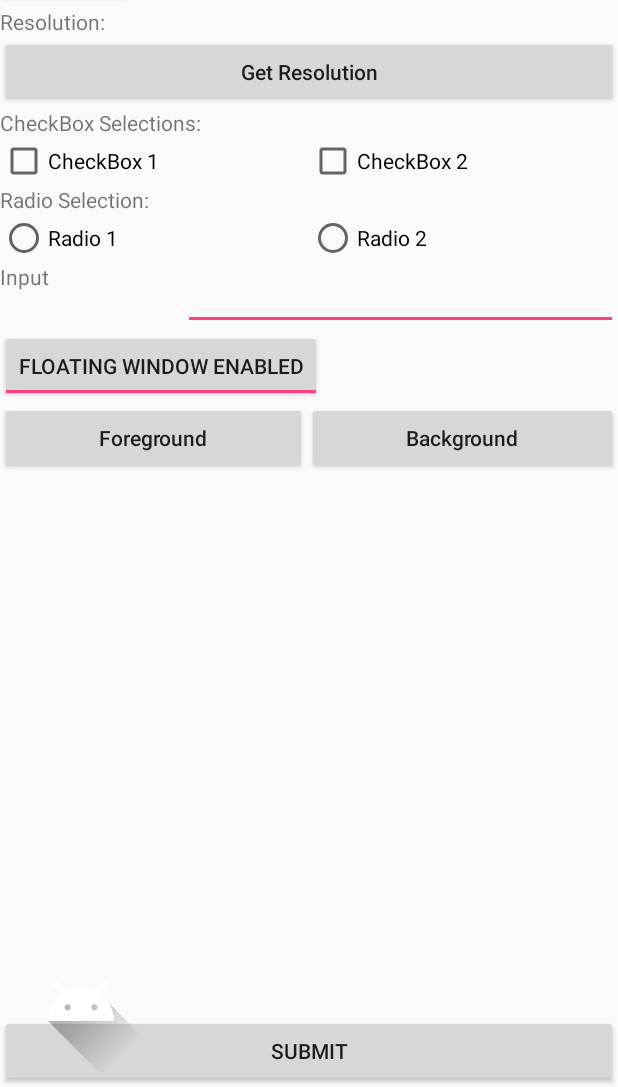
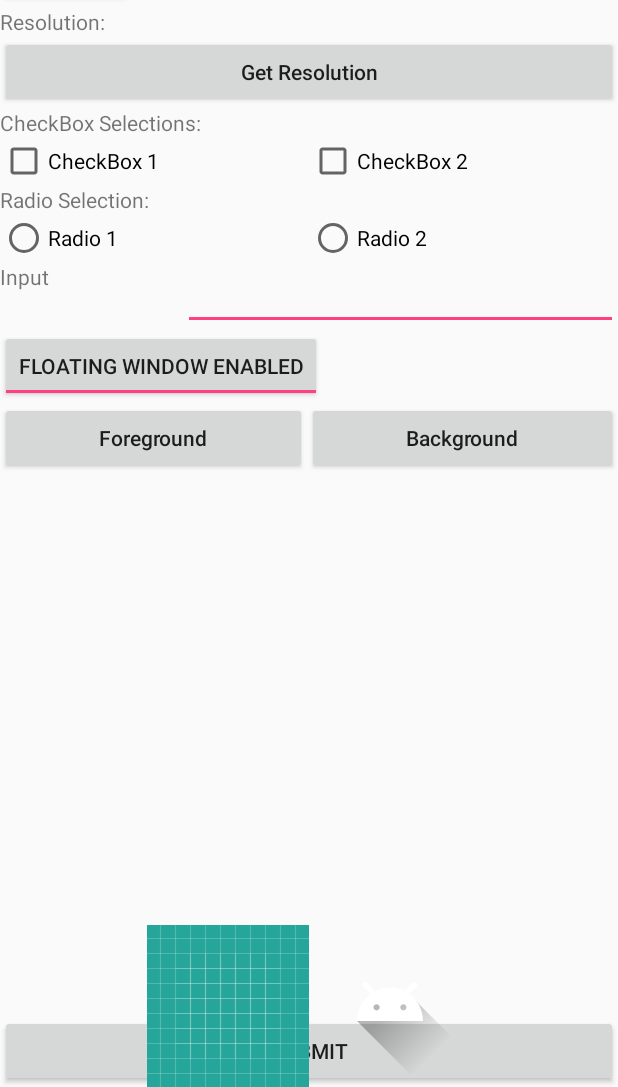
Before and after one commit to EZhex1991/EZAndroidTutorial, an Android app: the screen it shows after launch (MainActivity), on a phone screen of 412 x 824 dp, the part 149-1236 px from its top. Run offline under Robolectric (Android 15) with nearby library versions, the phone set to English and light mode, and no system bars; 1 statement that could not run was skipped.

Commit message:
change layout

```diff
--- a/ezlauncher/src/main/res/layout/layout_bottom_navigator.xml
+++ b/ezlauncher/src/main/res/layout/layout_bottom_navigator.xml
@@ -6,18 +6,20 @@
     <LinearLayout
         android:layout_width="match_parent"
         android:layout_height="wrap_content"
-        android:layout_gravity="bottom">
+        android:layout_gravity="bottom"
+        android:gravity="center"
+        android:orientation="horizontal">
 
-        <LinearLayout
+        <Button
+            android:id="@+id/button_reserve"
             android:layout_width="wrap_content"
             android:layout_height="wrap_content"
-            android:layout_gravity="center">
+            android:background="@drawable/ic_launcher_background" />
 
-            <Button
-                android:id="@+id/button_app_list"
-                android:layout_width="wrap_content"
-                android:layout_height="wrap_content"
-                android:background="@drawable/ic_launcher_foreground" />
-        </LinearLayout>
+        <Button
+            android:id="@+id/button_app_list"
+            android:layout_width="wrap_content"
+            android:layout_height="wrap_content"
+            android:background="@drawable/ic_launcher_foreground" />
     </LinearLayout>
 </LinearLayout>
```
